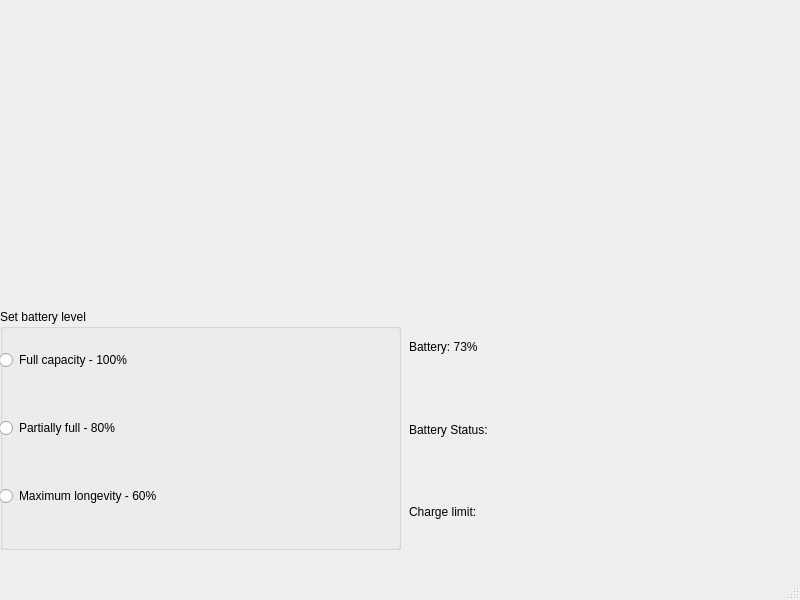
This is mainwindow.ui in AumPauskar/powerqt as Qt 5 draws it before an edit. The edited form follows.
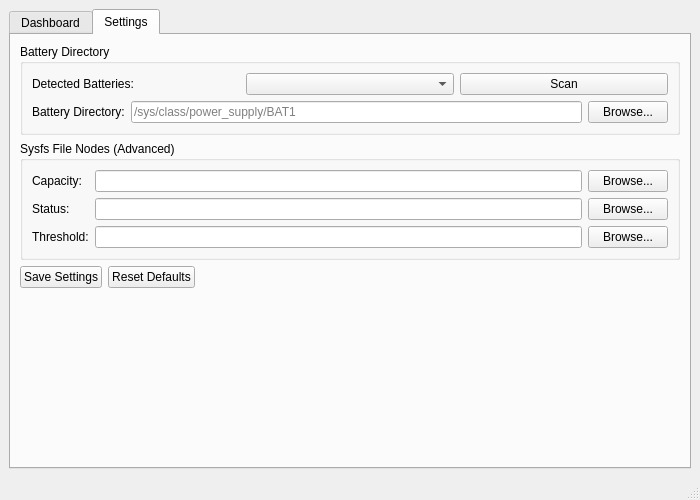
This is the edited form. The open tabs and pages were chosen to show the change.

Commit message: Added settings page for battery config

```diff
--- a/mainwindow.ui
+++ b/mainwindow.ui
@@ -2,74 +2,79 @@
 <ui version="4.0">
  <class>MainWindow</class>
  <widget class="QMainWindow" name="MainWindow">
-  <property name="enabled">
-   <bool>true</bool>
-  </property>
   <property name="geometry">
    <rect>
     <x>0</x>
     <y>0</y>
-    <width>800</width>
-    <height>600</height>
+    <width>700</width>
+    <height>500</height>
    </rect>
   </property>
   <property name="windowTitle">
    <string>Battery Manager</string>
   </property>
   <widget class="QWidget" name="centralwidget">
-   <widget class="QWidget" name="verticalLayoutWidget">
-    <property name="geometry">
-     <rect>
-      <x>409</x>
-      <y>309</y>
-      <width>391</width>
-      <height>241</height>
-     </rect>
+   <layout class="QVBoxLayout" name="centralLayout">
+    <item>
+     <widget class="QTabWidget" name="tabWidget">
+      <property name="currentIndex">
+       <number>0</number>
+      </property>
+      <widget class="QWidget" name="tabDashboard">
+       <attribute name="title">
+        <string>Dashboard</string>
+       </attribute>
+       <layout class="QVBoxLayout" name="dashboardLayout">
+        <item>
+         <widget class="QGroupBox" name="batteryOverviewGroup">
+          <property name="title">
+           <string>Battery Status</string>
     </property>
     <layout class="QVBoxLayout" name="batteryOverview">
      <item>
       <widget class="QLabel" name="batteryLabel">
+             <property name="font">
+              <font>
+               <pointsize>14</pointsize>
+               <bold>true</bold>
+              </font>
+             </property>
        <property name="text">
-        <string>Battery: 73%</string>
+              <string>Battery: --%</string>
        </property>
       </widget>
      </item>
      <item>
       <widget class="QLabel" name="batteryStatus">
+             <property name="font">
+              <font>
+               <pointsize>11</pointsize>
+              </font>
+             </property>
        <property name="text">
-        <string>Battery Status:</string>
+              <string>Battery Status: --</string>
        </property>
       </widget>
      </item>
      <item>
       <widget class="QLabel" name="batteryThreshold">
+             <property name="font">
+              <font>
+               <pointsize>11</pointsize>
+              </font>
+             </property>
        <property name="text">
-        <string>Charge limit:</string>
+              <string>Charge limit: --%</string>
        </property>
       </widget>
      </item>
     </layout>
    </widget>
+        </item>
+        <item>
    <widget class="QGroupBox" name="batterySetup">
-    <property name="geometry">
-     <rect>
-      <x>0</x>
-      <y>309</y>
-      <width>401</width>
-      <height>241</height>
-     </rect>
-    </property>
     <property name="title">
-     <string>Set battery level</string>
-    </property>
-    <widget class="QWidget" name="verticalLayoutWidget_2">
-     <property name="geometry">
-      <rect>
-       <x>-1</x>
-       <y>-1</y>
-       <width>401</width>
-       <height>241</height>
-      </rect>
+           <string>Set Charge Limit</string>
      </property>
      <layout class="QVBoxLayout" name="editBattery">
       <item>
@@ -95,7 +100,198 @@
       </item>
      </layout>
     </widget>
-   </widget>
+        </item>
+        <item>
+         <spacer name="dashboardVerticalSpacer">
+          <property name="orientation">
+           <enum>Qt::Vertical</enum>
+          </property>
+          <property name="sizeHint" stdset="0">
+           <size>
+            <width>20</width>
+            <height>40</height>
+           </size>
+          </property>
+         </spacer>
+        </item>
+       </layout>
+      </widget>
+      <widget class="QWidget" name="tabSettings">
+       <attribute name="title">
+        <string>Settings</string>
+       </attribute>
+       <layout class="QVBoxLayout" name="settingsLayout">
+        <item>
+         <widget class="QGroupBox" name="batteryLocationGroup">
+          <property name="title">
+           <string>Battery Directory</string>
+          </property>
+          <layout class="QVBoxLayout" name="batteryLocationLayout">
+           <item>
+            <layout class="QHBoxLayout" name="detectLayout">
+             <item>
+              <widget class="QLabel" name="labelDetected">
+               <property name="text">
+                <string>Detected Batteries:</string>
+               </property>
+              </widget>
+             </item>
+             <item>
+              <widget class="QComboBox" name="batterySelectCombo"/>
+             </item>
+             <item>
+              <widget class="QPushButton" name="btnDetectBatteries">
+               <property name="text">
+                <string>Scan</string>
+               </property>
+              </widget>
+             </item>
+            </layout>
+           </item>
+           <item>
+            <layout class="QHBoxLayout" name="dirLayout">
+             <item>
+              <widget class="QLabel" name="labelDir">
+               <property name="text">
+                <string>Battery Directory:</string>
+               </property>
+              </widget>
+             </item>
+             <item>
+              <widget class="QLineEdit" name="batteryDirEdit">
+               <property name="placeholderText">
+                <string>/sys/class/power_supply/BAT1</string>
+               </property>
+              </widget>
+             </item>
+             <item>
+              <widget class="QPushButton" name="btnBrowseBatteryDir">
+               <property name="text">
+                <string>Browse...</string>
+               </property>
+              </widget>
+             </item>
+            </layout>
+           </item>
+          </layout>
+         </widget>
+        </item>
+        <item>
+         <widget class="QGroupBox" name="customFilesGroup">
+          <property name="title">
+           <string>Sysfs File Nodes (Advanced)</string>
+          </property>
+          <layout class="QGridLayout" name="customFilesGridLayout">
+           <item row="0" column="0">
+            <widget class="QLabel" name="labelLevel">
+             <property name="text">
+              <string>Capacity:</string>
+             </property>
+            </widget>
+           </item>
+           <item row="0" column="1">
+            <widget class="QLineEdit" name="levelPathEdit"/>
+           </item>
+           <item row="0" column="2">
+            <widget class="QPushButton" name="btnBrowseLevel">
+             <property name="text">
+              <string>Browse...</string>
+             </property>
+            </widget>
+           </item>
+           <item row="1" column="0">
+            <widget class="QLabel" name="labelStatus">
+             <property name="text">
+              <string>Status:</string>
+             </property>
+            </widget>
+           </item>
+           <item row="1" column="1">
+            <widget class="QLineEdit" name="statusPathEdit"/>
+           </item>
+           <item row="1" column="2">
+            <widget class="QPushButton" name="btnBrowseStatus">
+             <property name="text">
+              <string>Browse...</string>
+             </property>
+            </widget>
+           </item>
+           <item row="2" column="0">
+            <widget class="QLabel" name="labelThreshold">
+             <property name="text">
+              <string>Threshold:</string>
+             </property>
+            </widget>
+           </item>
+           <item row="2" column="1">
+            <widget class="QLineEdit" name="thresholdPathEdit"/>
+           </item>
+           <item row="2" column="2">
+            <widget class="QPushButton" name="btnBrowseThreshold">
+             <property name="text">
+              <string>Browse...</string>
+             </property>
+            </widget>
+           </item>
+          </layout>
+         </widget>
+        </item>
+        <item>
+         <layout class="QHBoxLayout" name="settingsButtonsLayout">
+          <item>
+           <widget class="QPushButton" name="btnSaveSettings">
+            <property name="text">
+             <string>Save Settings</string>
+            </property>
+           </widget>
+          </item>
+          <item>
+           <widget class="QPushButton" name="btnResetSettings">
+            <property name="text">
+             <string>Reset Defaults</string>
+            </property>
+           </widget>
+          </item>
+          <item>
+           <widget class="QLabel" name="settingsStatusLabel">
+            <property name="text">
+             <string/>
+            </property>
+           </widget>
+          </item>
+          <item>
+           <spacer name="settingsHorizontalSpacer">
+            <property name="orientation">
+             <enum>Qt::Horizontal</enum>
+            </property>
+            <property name="sizeHint" stdset="0">
+             <size>
+              <width>40</width>
+              <height>20</height>
+             </size>
+            </property>
+           </spacer>
+          </item>
+         </layout>
+        </item>
+        <item>
+         <spacer name="settingsVerticalSpacer">
+          <property name="orientation">
+           <enum>Qt::Vertical</enum>
+          </property>
+          <property name="sizeHint" stdset="0">
+           <size>
+            <width>20</width>
+            <height>40</height>
+           </size>
+          </property>
+         </spacer>
+        </item>
+       </layout>
+      </widget>
+     </widget>
+    </item>
+   </layout>
   </widget>
   <widget class="QMenuBar" name="menubar">
    <property name="geometry">
```
Left out of the diff: 4 changed lines with no effect on the pictures. Lines whose indentation alone changed are shown as unchanged. The commit also changes 4 other files.
